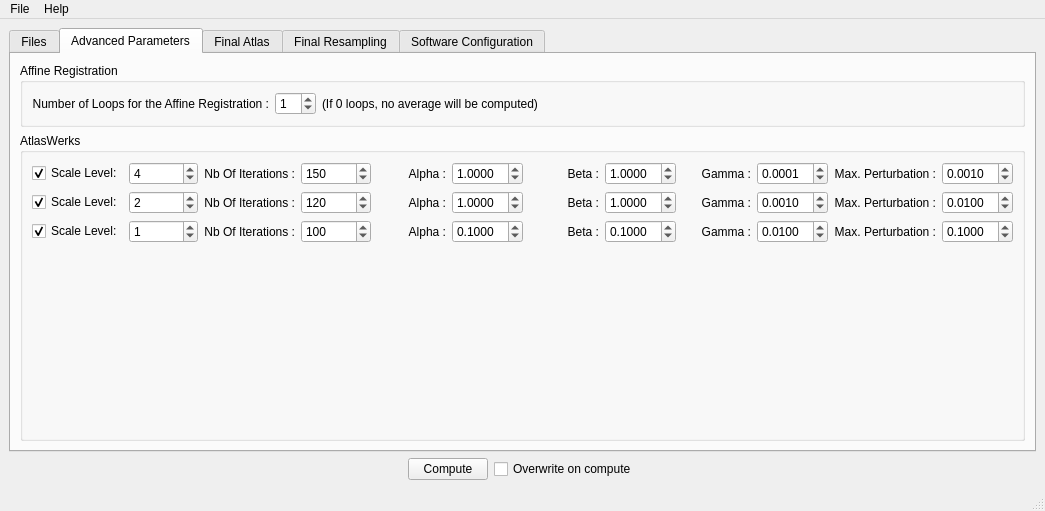
First picture: the form in GUIwindow.ui, repository adrienkaiser/DTIAtlasBuilder, before the edit.
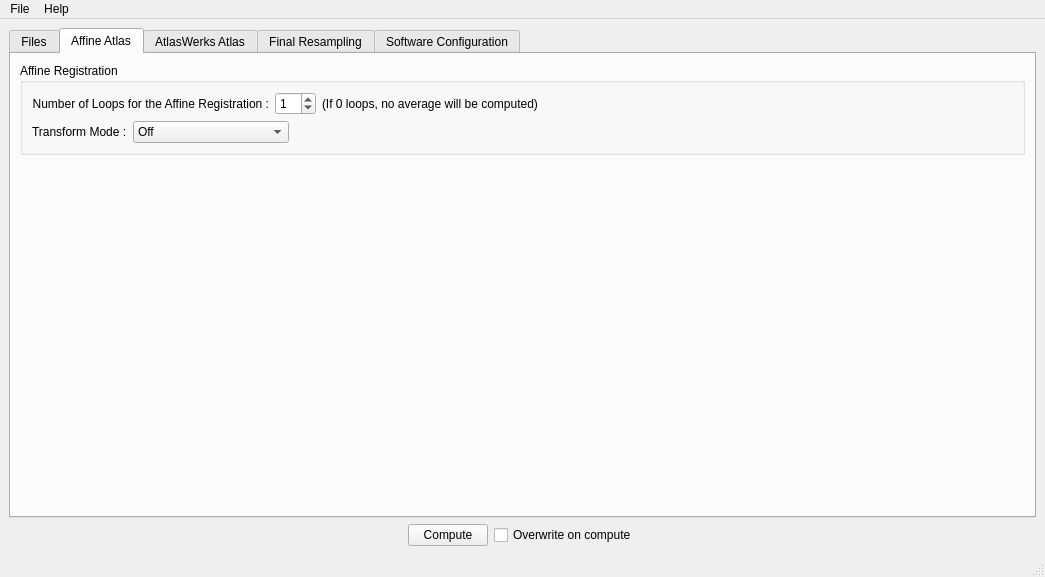
Second picture: the form after the edit. The open tabs and pages were chosen to show the change.

```diff
--- a/GUIwindow.ui
+++ b/GUIwindow.ui
@@ -7,7 +7,7 @@
     <x>0</x>
     <y>0</y>
     <width>1045</width>
-    <height>511</height>
+    <height>577</height>
    </rect>
   </property>
   <property name="windowTitle">
@@ -217,7 +217,7 @@
       </widget>
       <widget class="QWidget" name="ParametersTab">
        <attribute name="title">
-        <string>Advanced Parameters</string>
+        <string>Affine Atlas</string>
        </attribute>
        <layout class="QVBoxLayout" name="verticalLayout_8">
         <item>
@@ -269,9 +269,89 @@
              </item>
             </layout>
            </item>
+           <item>
+            <layout class="QHBoxLayout" name="horizontalLayout_12">
+             <item>
+              <widget class="QLabel" name="label_19">
+               <property name="sizePolicy">
+                <sizepolicy hsizetype="Fixed" vsizetype="Preferred">
+                 <horstretch>0</horstretch>
+                 <verstretch>0</verstretch>
+                </sizepolicy>
+               </property>
+               <property name="text">
+                <string>Transform Mode :</string>
+               </property>
+              </widget>
+             </item>
+             <item>
+              <widget class="QComboBox" name="BFAffineTfmModecomboBox">
+               <property name="sizePolicy">
+                <sizepolicy hsizetype="Fixed" vsizetype="Fixed">
+                 <horstretch>0</horstretch>
+                 <verstretch>0</verstretch>
+                </sizepolicy>
+               </property>
+               <item>
+                <property name="text">
+                 <string>Off</string>
+                </property>
+               </item>
+               <item>
+                <property name="text">
+                 <string>useMomentsAlign</string>
+                </property>
+               </item>
+               <item>
+                <property name="text">
+                 <string>useCenterOfHeadAlign</string>
+                </property>
+               </item>
+               <item>
+                <property name="text">
+                 <string>useGeometryAlign</string>
+                </property>
+               </item>
+              </widget>
+             </item>
+             <item>
+              <spacer name="horizontalSpacer_14">
+               <property name="orientation">
+                <enum>Qt::Horizontal</enum>
+               </property>
+               <property name="sizeHint" stdset="0">
+                <size>
+                 <width>40</width>
+                 <height>20</height>
+                </size>
+               </property>
+              </spacer>
+             </item>
+            </layout>
+           </item>
           </layout>
          </widget>
         </item>
+        <item>
+         <spacer name="verticalSpacer_3">
+          <property name="orientation">
+           <enum>Qt::Vertical</enum>
+          </property>
+          <property name="sizeHint" stdset="0">
+           <size>
+            <width>20</width>
+            <height>40</height>
+           </size>
+          </property>
+         </spacer>
+        </item>
+       </layout>
+      </widget>
+      <widget class="QWidget" name="ResampTab">
+       <attribute name="title">
+        <string>AtlasWerks Atlas</string>
+       </attribute>
+       <layout class="QVBoxLayout" name="verticalLayout_12">
         <item>
          <widget class="QGroupBox" name="AWGroupBox">
           <property name="sizePolicy">
@@ -687,29 +767,9 @@
              </item>
             </layout>
            </item>
-           <item>
-            <spacer name="verticalSpacer_3">
-             <property name="orientation">
-              <enum>Qt::Vertical</enum>
-             </property>
-             <property name="sizeHint" stdset="0">
-              <size>
-               <width>20</width>
-               <height>40</height>
-              </size>
-             </property>
-            </spacer>
-           </item>
           </layout>
          </widget>
         </item>
-       </layout>
-      </widget>
-      <widget class="QWidget" name="ResampTab">
-       <attribute name="title">
-        <string>Final Atlas</string>
-       </attribute>
-       <layout class="QVBoxLayout" name="verticalLayout_12">
         <item>
          <widget class="QGroupBox" name="FinalAtlasgroupBox">
           <property name="title">
```
Left out of the diff: 71 changed lines with no effect on the pictures.
